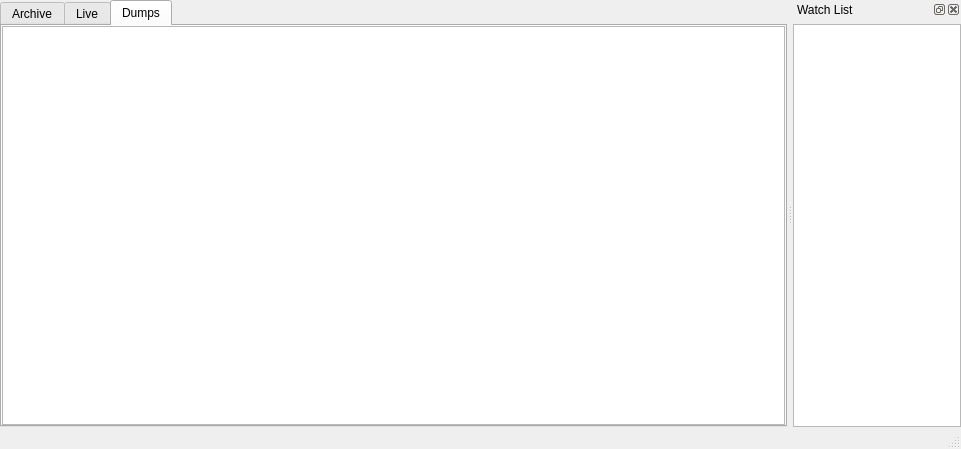
Above: mainwindow.ui from nicobucher/TMInspector before the change. Below: the same form after it.
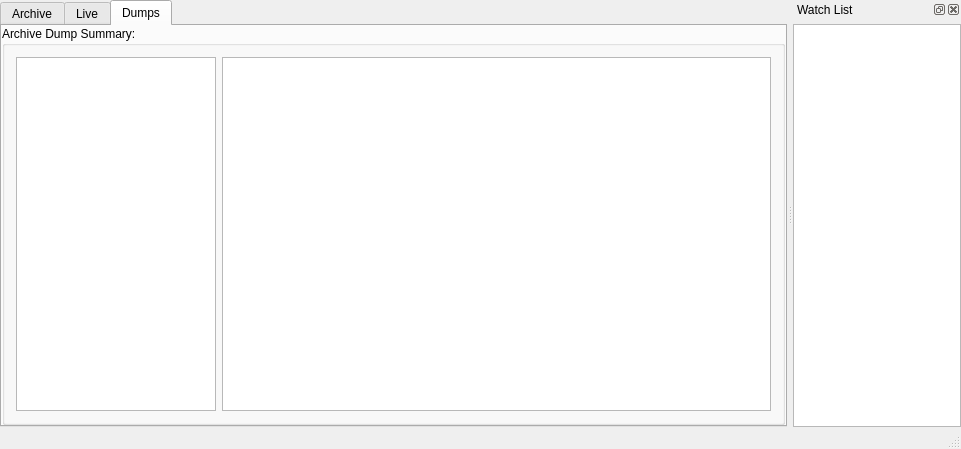
That is the form after the change. The open tabs and pages were chosen to show the change.

Commit message: reworked dump store and introduced a new filter proxy model for dump packet view

Patch:
```diff
--- a/mainwindow.ui
+++ b/mainwindow.ui
@@ -245,19 +245,53 @@
          <number>0</number>
         </property>
         <item>
-         <widget class="QColumnView" name="columnView">
+         <widget class="QGroupBox" name="groupBox_3">
+          <property name="title">
+           <string>Archive Dump Summary:</string>
+          </property>
+          <layout class="QHBoxLayout" name="horizontalLayout_2">
+           <item>
+            <widget class="QTreeView" name="treeView_2">
+             <property name="maximumSize">
+              <size>
+               <width>200</width>
+               <height>16777215</height>
+              </size>
+             </property>
           <property name="editTriggers">
            <set>QAbstractItemView::NoEditTriggers</set>
           </property>
           <property name="showDropIndicator" stdset="0">
            <bool>false</bool>
           </property>
-          <property name="dragDropMode">
-           <enum>QAbstractItemView::NoDragDrop</enum>
-          </property>
-          <property name="selectionMode">
-           <enum>QAbstractItemView::SingleSelection</enum>
-          </property>
+             <property name="expandsOnDoubleClick">
+              <bool>false</bool>
+             </property>
+             <attribute name="headerVisible">
+              <bool>false</bool>
+             </attribute>
+            </widget>
+           </item>
+           <item>
+            <widget class="QTreeView" name="treeView_dump">
+             <property name="layoutDirection">
+              <enum>Qt::LeftToRight</enum>
+             </property>
+             <property name="editTriggers">
+              <set>QAbstractItemView::NoEditTriggers</set>
+             </property>
+             <property name="expandsOnDoubleClick">
+              <bool>false</bool>
+             </property>
+             <attribute name="headerCascadingSectionResizes">
+              <bool>false</bool>
+             </attribute>
+             <attribute name="headerStretchLastSection">
+              <bool>true</bool>
+             </attribute>
+            </widget>
+           </item>
+          </layout>
          </widget>
         </item>
        </layout>
```
Left out of the diff: 4 changed lines with no effect on the pictures. Lines whose indentation alone changed are shown as unchanged. The commit also changes 10 other files.
